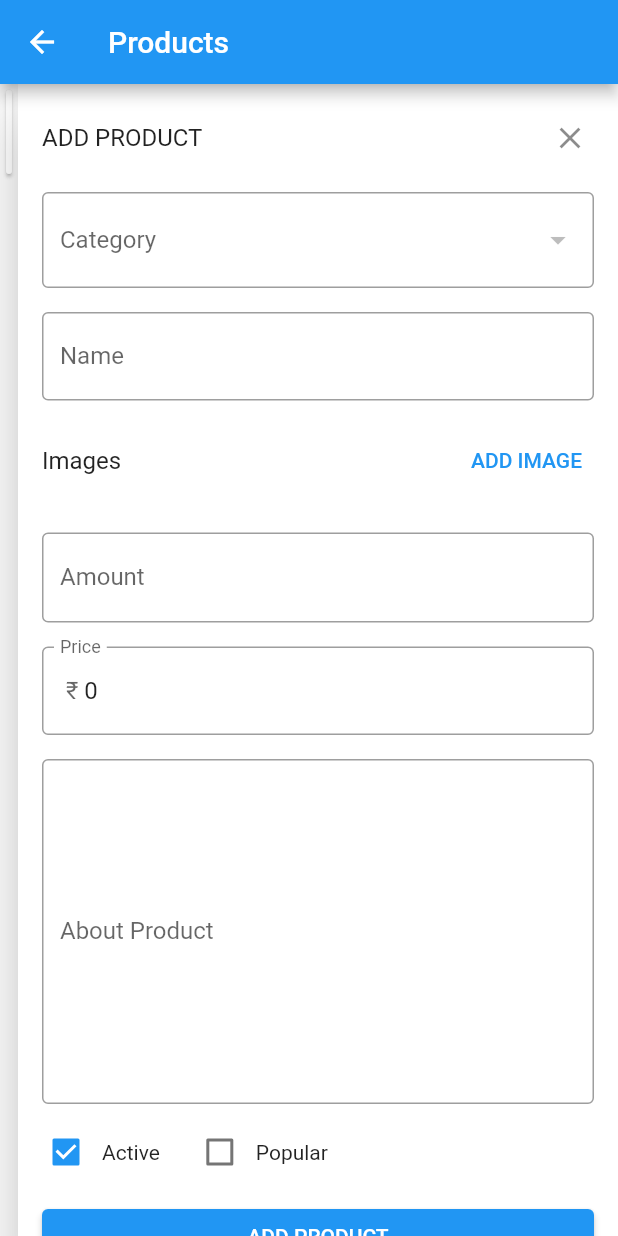
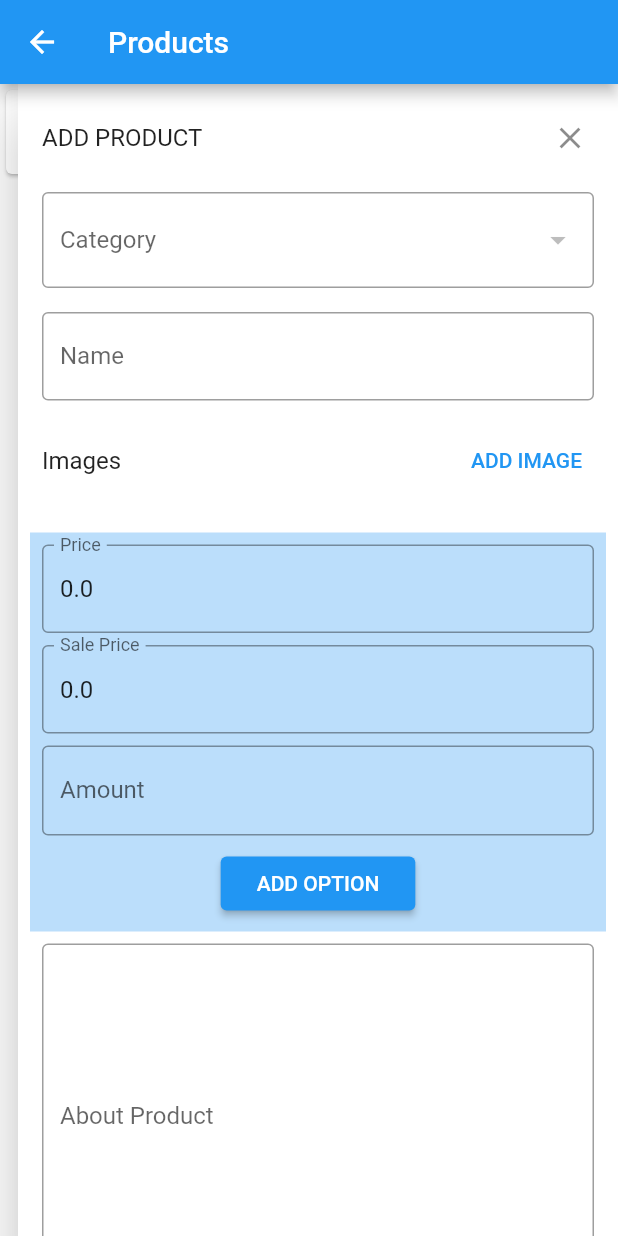
Before and after one commit to iamshivkumar/milk_grocery_web_admin, a Flutter app: the ProductsScreen screen opened directly, after a tap on "ADD PRODUCT", on a phone screen of 412 x 824 dp. Run offline on Flutter 3.47's test engine with Material 2 defaults, Android fonts, the phone set to English and light mode, and no system bars; our stand-ins replace cloud_firestore, equatable, firebase_auth, firebase_core, firebase_storage, flutter_riverpod; missing offline and left inert: dart:html; accounts and stored records are empty.

Commit message:
added multi options

```diff
--- /dev/null
+++ b/lib/core/models/option.dart
@@ -0,0 +1,55 @@
+
+import 'package:grocery_web_admin/utils/utils.dart';
+
+class Option {
+  final String amount;
+  final double price;
+  final double salePrice;
+  final String unit;
+  Option({
+    required this.amount,
+    required this.price,
+    required this.salePrice,
+    required this.unit,
+  });
+
+  Option copyWith({
+    String? amount,
+    double? price,
+    double? salePrice,
+    String? unit,
+  }) {
+    return Option(
+      amount: amount ?? this.amount,
+      price: price ?? this.price,
+      salePrice: salePrice ?? this.salePrice,
+      unit: unit ?? this.unit,
+    );
+  }
+
+  Map<String, dynamic> toMap() {
+    return {
+      'amount': amount,
+      'price': price,
+      'salePrice': salePrice,
+      'unit': unit,
+    };
+  }
+
+  factory Option.fromMap(Map<String, dynamic> map) {
+    return Option(
+      amount: map['amount'],
+      price: map['price'],
+      salePrice: map['salePrice'],
+      unit: map['unit'],
+    );
+  }
+    factory Option.empty() {
+    return Option(
+      amount: '',
+      price: 0,
+      salePrice: 0,
+      unit: Utils.units.first,
+    );
+  }
+}
--- a/lib/core/models/product.dart
+++ b/lib/core/models/product.dart
@@ -1,12 +1,10 @@
 import 'package:cloud_firestore/cloud_firestore.dart';
-import 'package:grocery_web_admin/utils/utils.dart';
+import 'package:grocery_web_admin/core/models/option.dart';
 
 class Product {
   final String id;
   final String name;
-  final String amount;
-  final String unit;
-  final double price;
+  final List<Option> options;
   final List<String> images;
   final String description;
   final String? category;
@@ -16,80 +14,70 @@ class Product {
   Product({
     required this.id,
     required this.name,
-    required this.amount,
-    required this.unit,
-    required this.price,
     required this.images,
     required this.description,
     required this.active,
     required this.category,
     required this.popular,
+    required this.options,
   });
 
   Product copyWith({
     String? id,
     String? name,
-    String? amount,
-    String? unit,
-    double? price,
     List<String>? images,
     String? description,
     String? category,
     bool? active,
     bool? popular,
+    List<Option>? options,
   }) {
     return Product(
       id: id ?? this.id,
       name: name ?? this.name,
-        amount: amount ?? this.amount,
-        unit: unit ?? this.unit,
-        price: price ?? this.price,
       images: images ?? this.images,
       description: description ?? this.description,
       active: active ?? this.active,
       category: category ?? this.category,
-        popular: popular ?? this.popular);
+      popular: popular ?? this.popular,
+      options: options ?? this.options,
+    );
   }
 
   Map<String, dynamic> toMap() {
     return {
       'name': name,
-      'price': price,
       'images': images,
       'description': description,
-      'amount': amount,
-      'unit': unit,
       'category': category,
       'active': active,
       'popular': popular,
+      'options': options.map((e) => e.toMap()).toList()
     };
   }
 
   factory Product.fromFirestore(DocumentSnapshot doc) {
     Map<String, dynamic> map = doc.data() as Map<String, dynamic>;
+    final Iterable list = map['options'];
     return Product(
         id: doc.id,
         name: map['name'],
-      price: map['price'],
         images: List<String>.from(map['images']),
         description: map['description'],
-      amount: map['amount'],
-      unit: map['unit'],
         active: map['active'],
         category: map['category'],
         popular: map['popular'],
-    );
+        options: list.map((e) => Option.fromMap(e)).toList());
   }
 
   factory Product.empty() => Product(
         id: '',
         name: '',
-      price: 0.0,
         images: [],
         description: '',
-      amount: '',
-      unit: Utils.units.first,
         active: true,
         category: null,
-      popular: false);
+        popular: false,
+        options: [],
+      );
 }
--- a/lib/ui/pages/products/products_screen.dart
+++ b/lib/ui/pages/products/products_screen.dart
@@ -2,6 +2,7 @@ import 'package:flutter/material.dart';
 import 'package:flutter_riverpod/flutter_riverpod.dart';
 import 'package:grocery_web_admin/core/repository/repository.dart';
 import 'package:grocery_web_admin/ui/pages/products/providers/selected_product_provider.dart';
+import 'package:grocery_web_admin/ui/pages/products/widgets/product_view.dart';
 import 'package:grocery_web_admin/utils/labels.dart';
 import 'providers/products_provider.dart';
 import 'providers/write_mode_state_provider.dart';
@@ -33,6 +34,8 @@ class ProductsScreen extends ConsumerWidget {
           Expanded(
               child: productsAsync.when(
             data: (products) => SingleChildScrollView(
+              child: SingleChildScrollView(
+                scrollDirection: Axis.horizontal,
                 child: Card(
                   child: DataTable(
                     showCheckboxColumn: false,
@@ -40,12 +43,9 @@ class ProductsScreen extends ConsumerWidget {
                       DataColumn(label: Text('Index')),
                       DataColumn(label: Text('Name')),
                       DataColumn(label: Text('Category')),
-                    DataColumn(label: Text('Price')),
-                    DataColumn(label: Text('Amount')),
+                      DataColumn(label: Text('Images')),
                       DataColumn(label: Text('Popular')),
                       DataColumn(label: Text('Active')),
-                    DataColumn(label: Text('Images')),
-                    DataColumn(label: Text('Description')),
                       DataColumn(label: Text('Action')),
                     ],
                     rows: products
@@ -55,10 +55,8 @@ class ProductsScreen extends ConsumerWidget {
                             onSelectChanged: (v) {
                               if (v!) {
                                 selectedProduct.state = e;
-                              writeMode.state = true;
                               } else {
                                 selectedProduct.state = null;
-                              writeMode.state = false;
                               }
                             },
                             cells: [
@@ -66,8 +64,17 @@ class ProductsScreen extends ConsumerWidget {
                                   Text((products.indexOf(e) + 1).toString())),
                               DataCell(Text(e.name)),
                               DataCell(Text(e.category!)),
-                            DataCell(Text(Labels.rupee + e.price.toString())),
-                            DataCell(Text(e.amount + " " + e.unit)),
+                              DataCell(
+                                SizedBox(
+                                  width: e.images.length * 56,
+                                  child: Row(
+                                    mainAxisSize: MainAxisSize.min,
+                                    children: e.images
+                                        .map((i) => Image.network(i))
+                                        .toList(),
+                                  ),
+                                ),
+                              ),
                               DataCell(
                                 Switch(
                                   value: e.popular,
@@ -83,20 +90,6 @@ class ProductsScreen extends ConsumerWidget {
                                 ),
                               ),
                               DataCell(
-                              SizedBox(
-                                width: e.images.length * 56,
-                                child: Row(
-                                  mainAxisSize: MainAxisSize.min,
-                                  children: e.images
-                                      .map((i) => Image.network(i))
-                                      .toList(),
-                                ),
-                              ),
-                            ),
-                            DataCell(
-                              Text(e.description),
-                            ),
-                            DataCell(
                                 Icon(Icons.delete),
                                 onTap: () {},
                               ),
@@ -107,12 +100,17 @@ class ProductsScreen extends ConsumerWidget {
                   ),
                 ),
               ),
+            ),
             loading: () => Center(
               child: CircularProgressIndicator(),
             ),
             error: (e, s) => SizedBox(),
           )),
-          writeMode.state ? WriteProductScreen() : SizedBox()
+          writeMode.state
+              ? WriteProductScreen()
+              : selectedProduct.state != null
+                  ? ProductView()
+                  : SizedBox()
         ],
       ),
     );
--- a/lib/ui/pages/products/providers/write_product_view_model_provider.dart
+++ b/lib/ui/pages/products/providers/write_product_view_model_provider.dart
@@ -3,6 +3,7 @@ import 'dart:html';
 
 import 'package:flutter/material.dart';
 import 'package:flutter_riverpod/flutter_riverpod.dart';
+import 'package:grocery_web_admin/core/models/option.dart';
 import 'package:grocery_web_admin/core/models/product.dart';
 import 'package:grocery_web_admin/core/repository/repository.dart';
 import 'package:grocery_web_admin/ui/pages/products/providers/selected_product_provider.dart';
@@ -19,7 +20,8 @@ class WriteProductViewModel extends ChangeNotifier {
 
   bool loading = false;
 
-  Product get _product => _ref.read(selectedProductProvider).state??Product.empty();
+  Product get _product =>
+      _ref.read(selectedProductProvider).state ?? Product.empty();
   Repository get _repository => _ref.read(repositoryProvider);
 
   bool get forEdit => _product.id.isNotEmpty;
@@ -30,17 +32,7 @@ class WriteProductViewModel extends ChangeNotifier {
     _name = name;
   }
 
-  String? _amount;
-  String get amount => _amount ?? _product.amount;
-  set amount(String amount) {
-    _amount = amount;
-  }
 
-  double? _price;
-  double get price => _price ?? _product.price;
-  set price(double price) {
-    _price = price;
-  }
 
   String? _description;
   String get description => _description ?? _product.description;
@@ -48,44 +40,62 @@ class WriteProductViewModel extends ChangeNotifier {
     _description = description;
   }
 
-  String _unit = Utils.units.first;
-  String get unit => _unit;
-  set unit(String unit) {
-    _unit = unit;
-    notifyListeners();
-  }
+
 
   String? _category;
-  String? get category => _category??_product.category;
+  String? get category => _category ?? _product.category;
   set category(String? category) {
     _category = category;
   }
 
   bool? _active;
-  bool get active => _active??_product.active;
+  bool get active => _active ?? _product.active;
   set active(bool active) {
     _active = active;
     notifyListeners();
   }
+
   bool? _popular;
-  bool get popular => _popular??_product.popular;
+  bool get popular => _popular ?? _product.popular;
   set popular(bool popular) {
     _popular = popular;
     notifyListeners();
   }
+
+  List<Option> _options = [];
+  List<Option> _removedOptions = [];
+  List<Option> get options => (_options + _product.options)
+      .where((element) => !_removedOptions.contains(element))
+      .toList();
+
+  void removeOption(Option option) {
+    if (_options.contains(option)) {
+      _options.remove(option);
+    } else {
+      _removedOptions.add(option);
+    }
+    notifyListeners();
+  }
+
+  void addOption() {
+    if (!options.contains(option)) {
+      _options.add(option);
+    }
+    notifyListeners();
+  }
+
+  Option option = Option.empty();
 
   Future<void> writeProduct() async {
     loading = true;
     notifyListeners();
     var updated = _product.copyWith(
       name: name,
-      amount: amount,
       description: description,
-      price: price,
-      unit: unit,
       active: active,
       category: category,
       popular: popular,
+      options: options,
     );
     updated = updated.copyWith(
       images: _product.images
@@ -140,13 +150,5 @@ class WriteProductViewModel extends ChangeNotifier {
     });
   }
 
-  List<String> _keys() {
-    List<String> values = [];
-    String initValue = "";
-    for (var item in name.toLowerCase().split("")) {
-      initValue = initValue + item;
-      values.add(initValue);
-    }
-    return values;
-  }
+
 }
--- a/lib/ui/pages/products/write_product_screen.dart
+++ b/lib/ui/pages/products/write_product_screen.dart
@@ -2,6 +2,7 @@ import 'package:flutter/material.dart';
 import 'package:flutter_riverpod/flutter_riverpod.dart';
 import 'package:grocery_web_admin/ui/pages/categories/providers/categories_provider.dart';
 import 'package:grocery_web_admin/ui/pages/products/providers/selected_product_provider.dart';
+import 'package:grocery_web_admin/utils/labels.dart';
 import 'package:grocery_web_admin/utils/utils.dart';
 
 import 'providers/write_mode_state_provider.dart';
@@ -12,6 +13,7 @@ class WriteProductScreen extends ConsumerWidget {
     Key? key,
   }) : super(key: key);
   final _formKey = GlobalKey<FormState>();
+  final _formKey2 = GlobalKey<FormState>();
   @override
   Widget build(BuildContext context, ScopedReader watch) {
     final writeMode = context.read(writeModeStateProvider);
@@ -63,7 +65,7 @@ class WriteProductScreen extends ConsumerWidget {
                     decoration: InputDecoration(
                       labelText: "Category",
                     ),
-                    validator: (v)=>v==null?"Select Category":null,
+                    validator: (v) => v == null ? "Select Category" : null,
                   ),
                 ),
                 Padding(
@@ -126,13 +128,88 @@ class WriteProductScreen extends ConsumerWidget {
                       .toList(),
                 ),
                 Padding(
-                  padding: const EdgeInsets.all(8.0),
+                  padding: const EdgeInsets.all(4),
+                  child: Column(
+                      children: model.options
+                          .map(
+                            (e) => Row(
+                              children: [
+                                Padding(
+                                  padding: const EdgeInsets.all(4),
+                                  child: Text(
+                                   Labels.rupee+ e.price.toString(),
+                                    style: TextStyle(
+                                        decoration: TextDecoration.lineThrough),
+                                  ),
+                                ),
+                                Padding(
+                                  padding: const EdgeInsets.all(4),
+                                  child: Text(Labels.rupee+e.salePrice.toString()),
+                                ),
+                                Spacer(),
+                                Padding(
+                                  padding: const EdgeInsets.all(4),
+                                  child: Text(e.amount + " " + e.unit),
+                                ),
+                                Spacer(),
+                                IconButton(
+                                  icon: Icon(Icons.remove),
+                                  onPressed: () {
+                                    model.removeOption(e);
+                                  },
+                                )
+                              ],
+                            ),
+                          )
+                          .toList()),
+                ),
+                Material(
+                  color: theme.primaryColorLight,
+                  child: Padding(
+                    padding: const EdgeInsets.all(4),
+                    child: Form(
+                      key: _formKey2,
+                      child: Column(
+                        children: [
+                          Padding(
+                            padding: const EdgeInsets.all(4),
                             child: TextFormField(
-                    initialValue: model.amount,
+                              initialValue: model.option.price.toString(),
+                              validator: (value) =>
+                                  value!.isEmpty ? "Enter Price" : null,
+                              onSaved: (v) => model.option = model.option
+                                  .copyWith(price: double.parse(v!)),
+                              onChanged: (v) => model.option =
+                                  model.option.copyWith(price: double.parse(v)),
+                              keyboardType: TextInputType.number,
+                              decoration: InputDecoration(labelText: "Price"),
+                            ),
+                          ),
+                          Padding(
+                            padding: const EdgeInsets.all(4),
+                            child: TextFormField(
+                              initialValue: model.option.salePrice.toString(),
+                              validator: (value) =>
+                                  value!.isEmpty ? "Enter Sale Price" : null,
+                              onSaved: (v) => model.option = model.option
+                                  .copyWith(salePrice: double.parse(v!)),
+                              onChanged: (v) => model.option = model.option
+                                  .copyWith(salePrice: double.parse(v)),
+                              keyboardType: TextInputType.number,
+                              decoration:
+                                  InputDecoration(labelText: "Sale Price"),
+                            ),
+                          ),
+                          Padding(
+                            padding: const EdgeInsets.all(4),
+                            child: TextFormField(
+                              initialValue: model.option.amount,
                               validator: (value) =>
                                   value!.isEmpty ? "Enter Amount" : null,
-                    onSaved: (v) => model.amount = v!,
-                    onChanged: (v) => model.amount = v,
+                              onSaved: (v) => model.option =
+                                  model.option.copyWith(amount: v!),
+                              onChanged: (v) => model.option =
+                                  model.option.copyWith(amount: v),
                               keyboardType: TextInputType.number,
                               decoration: InputDecoration(
                                 labelText: "Amount",
@@ -140,11 +217,13 @@ class WriteProductScreen extends ConsumerWidget {
                                   height: 20,
                                   child: DropdownButton<String>(
                                     underline: SizedBox(),
-                          value: model.unit,
+                                    value: model.option.unit,
                                     elevation: 16,
-                          onChanged: (v) => model.unit = v!,
+                                    onChanged: (v) => model.option =
+                                        model.option.copyWith(unit: v),
                                     items: Utils.units
-                              .map<DropdownMenuItem<String>>((String value) {
+                                        .map<DropdownMenuItem<String>>(
+                                            (String value) {
                                       return DropdownMenuItem<String>(
                                         value: value,
                                         child: Text(value),
@@ -156,15 +235,21 @@ class WriteProductScreen extends ConsumerWidget {
                             ),
                           ),
                           Padding(
-                  padding: const EdgeInsets.all(8.0),
-                  child: TextFormField(
-                    initialValue: model.price.toInt().toString(),
-                    validator: (value) => value!.isEmpty ? "Enter Price" : null,
-                    onSaved: (v) => model.price = double.parse(v!),
-                    onChanged: (v) => model.price = double.parse(v),
-                    keyboardType: TextInputType.number,
-                    decoration:
-                        InputDecoration(labelText: "Price", prefixText: " ₹ "),
+                            padding: const EdgeInsets.all(4),
+                            child: MaterialButton(
+                              child: Text("ADD OPTION"),
+                              color: theme.primaryColor,
+                              onPressed: () {
+                                if (_formKey2.currentState!.validate()) {
+                                  _formKey2.currentState!.save();
+                                  model.addOption();
+                                }
+                              },
+                            ),
+                          ),
+                        ],
+                      ),
+                    ),
                   ),
                 ),
                 Padding(
```
Also changed, not shown: lib/core/models/milk_man.dart (added, +13 -0 lines), lib/core/repository/repository.dart (+14 -2 lines), lib/ui/pages/products/widgets/product_view.dart (added, +43 -0 lines). Lines whose indentation alone changed are shown as unchanged.
